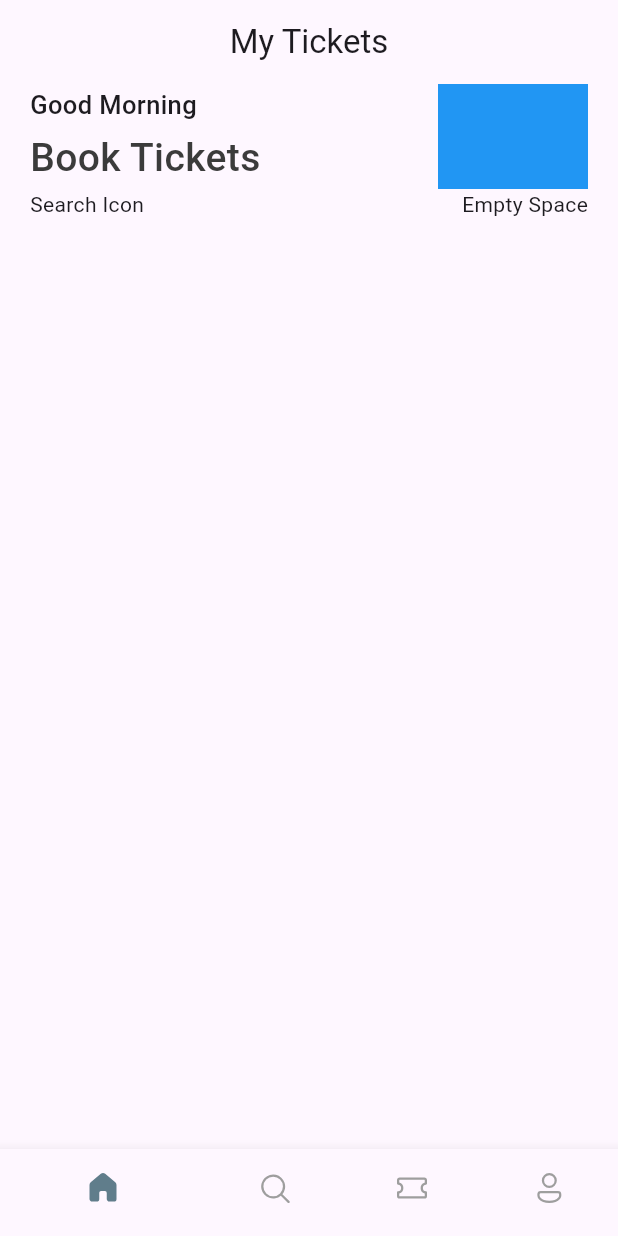
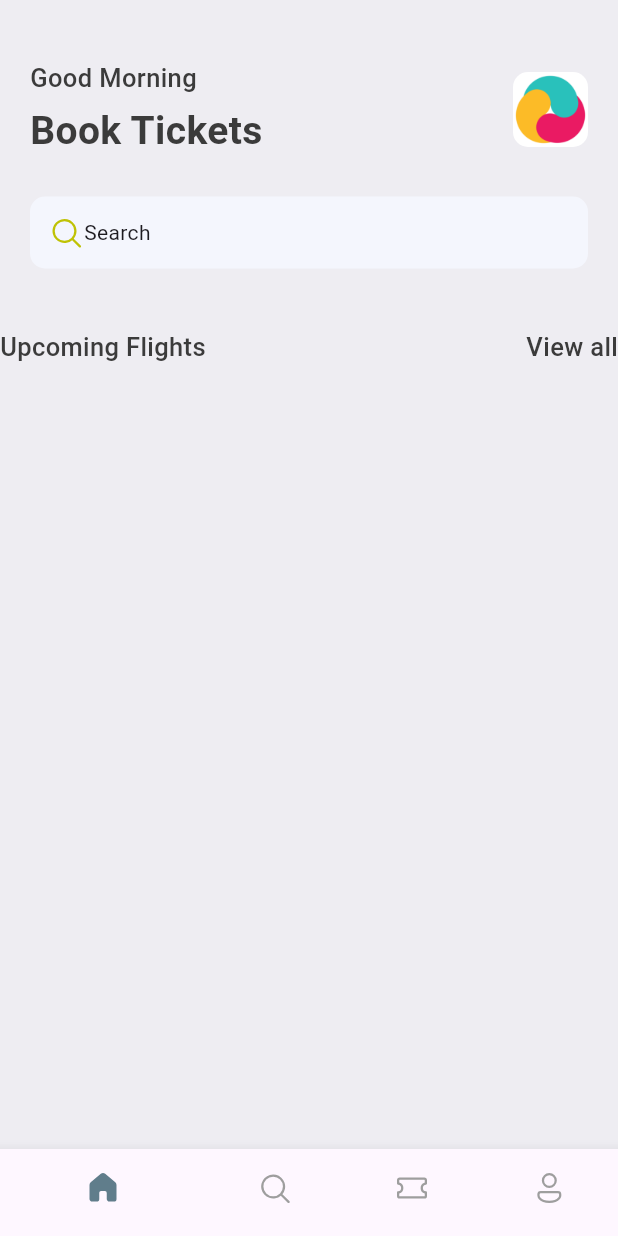
Before and after one commit to ojanardana/belajarflutterngento, a Flutter app: the screen it shows after launch, on a phone screen of 412 x 824 dp. Run offline on Flutter 3.47's test engine with Material 3 defaults, Android fonts, the phone set to English and light mode, and no system bars; our stand-ins replace fluentui_icons.

Commit message:
belajar bikin search box, terus foldering

```diff
--- a/lib/Homescreen/home_screen.dart
+++ b/lib/Homescreen/home_screen.dart
@@ -1,5 +1,9 @@
+import 'package:fluentui_icons/fluentui_icons.dart';
 import 'package:flutter/material.dart';
 import 'package:flutter/cupertino.dart';
+import 'package:my_first_app/base/res/Styles/app_styles.dart';
+import 'package:my_first_app/base/res/media.dart';
+import 'package:my_first_app/base/widget/app_double_text.dart';
 
 class HomeScreen extends StatelessWidget {
   const HomeScreen({super.key});
@@ -8,9 +12,11 @@ class HomeScreen extends StatelessWidget {
   Widget build(BuildContext context) {
     //column row
     return Scaffold(
+      backgroundColor: AppStyles.bgColor, // Scaffold background color
       // Scrollable effect
       body: ListView(
         children: [
+          const SizedBox(height: 40),
           Container(
             padding: const EdgeInsets.symmetric(horizontal: 20), // Container padding
             child: Column(
@@ -18,39 +24,56 @@ class HomeScreen extends StatelessWidget {
                 Row(
                   mainAxisAlignment: MainAxisAlignment.spaceBetween, // Main axis
                   children: [
-                    const Column(
+                    Column(
                       crossAxisAlignment: CrossAxisAlignment.start,
                       children: [
-                        Text("Good Morning", style: TextStyle(fontSize: 17, fontWeight: FontWeight.w500)), //
-                        SizedBox(height: 5),
                         Text(
-                          "Book Tickets", //
-                          style: TextStyle(
-                            //
-                            fontSize: 26, // size
-                            fontWeight: FontWeight.w500,
-                            color: Color(0xFF3b3b3b),
-                          ), // color
-                        ), // text style
+                          "Good Morning", //
+                          style: AppStyles.headLineStyle3,
+                        ), //
+
+                        const SizedBox(
+                          height: 5, //
+                        ), //
+                        Text("Book Tickets", style: AppStyles.headLineStyle1),
                       ],
                     ),
                     Container(
-                      color: Colors.blue, // Container color
-                      width: 100, // Container width
-                      height: 70, // Container height
+                      width: 50, // Container width
+                      height: 50, // Container height
+                      decoration: BoxDecoration(
+                        //
+                        borderRadius: BorderRadius.circular(10), // Container border radius
+                        image: const DecorationImage(
+                          image: AssetImage(AppMedia.logo), // Container image
+                        ),
+                      ),
                     ),
                   ],
                 ),
-                const Row(
-                  mainAxisAlignment: MainAxisAlignment.spaceBetween, // Misahin dengan centre of point tengah
-                  children: [
-                    Text("Search Icon"), //
-                    Text("Empty Space"), //
-                  ],
+                const SizedBox(
+                  height: 25, //
+                ),
+                Container(
+                  // Search bar container
+                  padding: const EdgeInsets.symmetric(horizontal: 12, vertical: 12), // Container Padding
+                  decoration: BoxDecoration(
+                    borderRadius: BorderRadius.circular(10), // Container border radius
+                    color: const Color(0xFFF4F6FD), // Container color
+                  ),
+                  child: const Row(
+                    //mainAxisAlignment: MainAxisAlignment.spaceBetween, // Misahin dengan centre of point tengah
+                    children: [
+                      Icon(FluentSystemIcons.ic_fluent_search_regular, color: Color(0xFFBFC205)), //
+                      Text("Search"), //
+                    ],
+                  ),
                 ), // row
               ],
             ), // column
           ), // container
+          const SizedBox(height: 40),
+          const AppDoubleText(bigtext: 'Upcoming Flights', smalltext: 'View all'),
         ],
       ), // listview
     ); // scaffold
--- a/lib/base/bottom_navbar.dart
+++ b/lib/base/bottom_navbar.dart
@@ -10,12 +10,7 @@ class BottomNavBar extends StatefulWidget {
 }
 
 class _BottomNavBarState extends State<BottomNavBar> {
-  final appScreen = [
-    const HomeScreen(),
-    const Text("Search Screen"),
-    const Text("Ticket Screen"),
-    const Text("Profile Screen"),
-  ];
+  final appScreen = [const HomeScreen(), const Text("Search Screen"), const Text("Ticket Screen"), const Text("Profile Screen")];
 
   int _selectedIndex = 0;
   void _onItemTapped(int index) {
@@ -27,7 +22,6 @@ class _BottomNavBarState extends State<BottomNavBar> {
   @override
   Widget build(BuildContext context) {
     return Scaffold(
-      appBar: AppBar(title: Center(child: Text("My Tickets"))),
       body: Center(child: appScreen[_selectedIndex]),
       bottomNavigationBar: BottomNavigationBar(
         currentIndex: _selectedIndex,
@@ -36,26 +30,10 @@ class _BottomNavBarState extends State<BottomNavBar> {
         unselectedItemColor: Colors.grey,
         showSelectedLabels: false,
         items: [
-          BottomNavigationBarItem(
-            icon: Icon(FluentSystemIcons.ic_fluent_home_regular),
-            activeIcon: Icon(FluentSystemIcons.ic_fluent_home_filled),
-            label: "Home",
-          ),
-          BottomNavigationBarItem(
-            icon: Icon(FluentSystemIcons.ic_fluent_search_regular),
-            activeIcon: Icon(FluentSystemIcons.ic_fluent_search_filled),
-            label: "Search",
-          ),
-          BottomNavigationBarItem(
-            icon: Icon(FluentSystemIcons.ic_fluent_ticket_regular),
-            activeIcon: Icon(FluentSystemIcons.ic_fluent_ticket_filled),
-            label: "Ticket",
-          ),
-          BottomNavigationBarItem(
-            icon: Icon(FluentSystemIcons.ic_fluent_person_regular),
-            activeIcon: Icon(FluentSystemIcons.ic_fluent_person_filled),
-            label: "Profile",
-          ),
+          BottomNavigationBarItem(icon: Icon(FluentSystemIcons.ic_fluent_home_regular), activeIcon: Icon(FluentSystemIcons.ic_fluent_home_filled), label: "Home"),
+          BottomNavigationBarItem(icon: Icon(FluentSystemIcons.ic_fluent_search_regular), activeIcon: Icon(FluentSystemIcons.ic_fluent_search_filled), label: "Search"),
+          BottomNavigationBarItem(icon: Icon(FluentSystemIcons.ic_fluent_ticket_regular), activeIcon: Icon(FluentSystemIcons.ic_fluent_ticket_filled), label: "Ticket"),
+          BottomNavigationBarItem(icon: Icon(FluentSystemIcons.ic_fluent_person_regular), activeIcon: Icon(FluentSystemIcons.ic_fluent_person_filled), label: "Profile"),
         ],
       ),
     );
--- /dev/null
+++ b/lib/base/res/Styles/app_styles.dart
@@ -0,0 +1,21 @@
+import 'package:flutter/material.dart';
+
+Color primary = const Color(0xFF687daf);
+
+class AppStyles {
+  static Color primaryColor = primary;
+  static Color bgColor = const Color(0xFFeeedf2);
+  static Color textColor = const Color(0xFF3b3b3b);
+
+  static TextStyle headLineStyle1 = TextStyle(
+    fontSize: 26, // size
+    fontWeight: FontWeight.bold, //
+    color: textColor,
+  );
+
+  static TextStyle headLineStyle3 = TextStyle(
+    fontSize: 17, // size
+    fontWeight: FontWeight.w500, //
+    color: textColor,
+  );
+}
--- /dev/null
+++ b/lib/base/res/media.dart
@@ -0,0 +1,9 @@
+class AppMedia {
+  static const _baseImage = "assets/images/";
+  static const logo = "${_baseImage}512.png";
+}
+// seperating media from style, because media is not only style, it can be functional too
+// like audio, video, etc. so we separate it to make it more organized and easier to manage
+// and also to make it more reusable, so we can use it in other files without importing style file
+// and also to make it more testable, so we can test it separately without importing style file
+// and also to make it more maintainable, so we can maintain it separately without importing style file
--- /dev/null
+++ b/lib/base/widget/app_double_text.dart
@@ -0,0 +1,23 @@
+import 'package:flutter/material.dart';
+import 'package:flutter/cupertino.dart';
+import 'package:my_first_app/base/res/Styles/app_styles.dart';
+
+class AppDoubleText extends StatelessWidget {
+  const AppDoubleText({Key? key, required this.bigtext, required this.smalltext}) : super(key: key);
+  final String bigtext;
+  final String smalltext;
+
+  @override
+  Widget build(BuildContext context) {
+    return Row(
+      mainAxisAlignment: MainAxisAlignment.spaceBetween,
+      children: [
+        Text(bigtext, style: AppStyles.headLineStyle3),
+        InkWell(
+          onTap: () {},
+          child: Text(smalltext, style: AppStyles.headLineStyle3),
+        ),
+      ],
+    );
+  }
+}
--- a/lib/main.dart
+++ b/lib/main.dart
@@ -15,7 +15,7 @@ class MyApp extends StatelessWidget {
   // This widget is the root of your application.
   @override
   Widget build(BuildContext context) {
-    return MaterialApp(home: BottomNavBar());
+    return MaterialApp(debugShowCheckedModeBanner: false, home: BottomNavBar());
   }
 }
 
--- a/pubspec.yaml
+++ b/pubspec.yaml
@@ -59,9 +59,9 @@ flutter:
   uses-material-design: true
 
   # To add assets to your application, add an assets section, like this:
-  # assets:
-  #   - images/a_dot_burr.jpeg
-  #   - images/a_dot_ham.jpeg
+  assets:
+    - assets/images/
+  # - images/a_dot_ham.jpeg
 
   # An image asset can refer to one or more resolution-specific "variants", see
   # https://flutter.dev/to/resolution-aware-images
```
Also changed, not shown: assets/images/512.png (added), assets/images/PasFoto.jpg (added).
